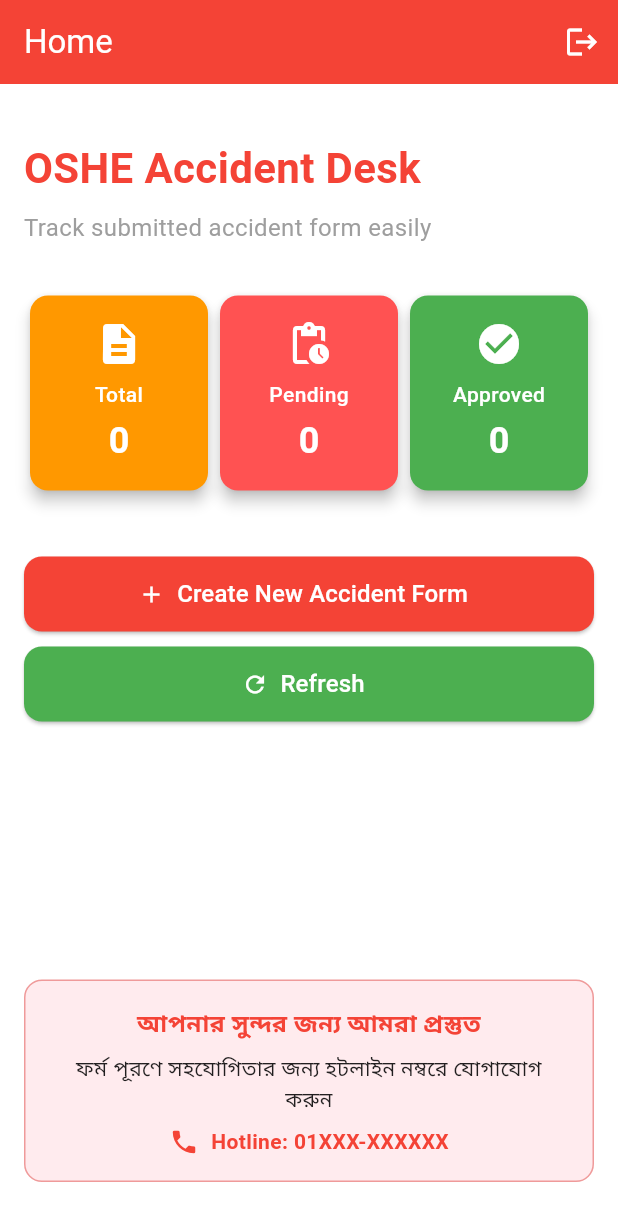
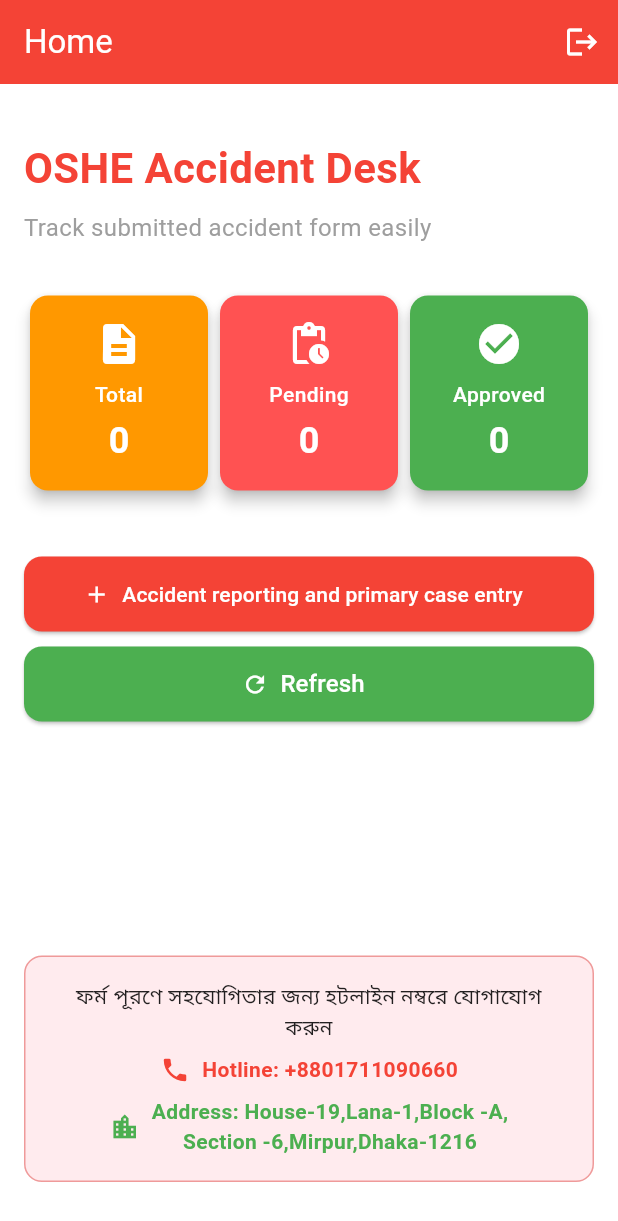
Before and after one commit to SomratSH/from_app, a Flutter app: the HomePage screen opened directly, on a phone screen of 412 x 824 dp. Shown: the top 1221 px of the screen. Run offline on Flutter 3.47's test engine with Material 3 defaults, Android fonts, the phone set to English and light mode, and no system bars; our stand-ins replace file_picker, image_picker, shared_preferences, shimmer; accounts and stored records are empty; network calls fail.

Commit message:
done but need jks

```diff
--- a/lib/presentation/home/from_page_step_two.dart
+++ b/lib/presentation/home/from_page_step_two.dart
@@ -265,13 +265,13 @@ Widget _buildStepIndicator(int step, bool isActive, bool isDone) {
     decoration: BoxDecoration(
       shape: BoxShape.circle,
       color: isActive
-          ? const Color(0xFF1976D2)
+          ? Colors.red
           : isDone
           ? Colors.green
           : Colors.grey[300],
       border: Border.all(
         color: isActive
-            ? const Color(0xFF1976D2)
+            ? Colors.red
             : isDone
             ? Colors.green
             : Colors.grey[400]!,
@@ -296,7 +296,7 @@ Widget _buildStepLine(bool isActive, bool isDone) {
   return Container(
     height: 2,
     color: isActive
-        ? const Color(0xFF1976D2)
+        ? Colors.red
         : isDone
         ? Colors.green
         : Colors.grey[300],
--- a/lib/presentation/home/home_page.dart
+++ b/lib/presentation/home/home_page.dart
@@ -101,8 +101,8 @@ class HomePage extends StatelessWidget {
                 },
                 icon: const Icon(Icons.add, color: Colors.white),
                 label: const Text(
-                  'Create New Accident Form',
-                  style: TextStyle(color: Colors.white, fontSize: 16),
+                  'Accident reporting and primary case entry',
+                  style: TextStyle(color: Colors.white, fontSize: 14),
                 ),
                 style: ElevatedButton.styleFrom(
                   minimumSize: const Size(double.infinity, 50),
@@ -142,16 +142,7 @@ class HomePage extends StatelessWidget {
                 ),
                 child: Column(
                   children: [
-                    const Text(
-                      'আপনার সুন্দর জন্য আমরা প্রস্তুত',
-                      style: TextStyle(
-                        fontSize: 16,
-                        fontWeight: FontWeight.w600,
-                        color: Colors.red,
-                      ),
-                      textAlign: TextAlign.center,
-                    ),
-                    const SizedBox(height: 8),
+
                     const Text(
                       'ফর্ম পূরণে সহযোগিতার জন্য হটলাইন নম্বরে যোগাযোগ করুন',
                       style: TextStyle(
@@ -167,11 +158,28 @@ class HomePage extends StatelessWidget {
                         Icon(Icons.phone, color: Colors.red, size: 20),
                         const SizedBox(width: 8),
                         const Text(
-                          'Hotline: 01XXX-XXXXXX',
+                          'Hotline: +8801711090660',
                           style: TextStyle(
                             fontSize: 14,
                             fontWeight: FontWeight.bold,
                             color: Colors.red,
+                          ),
+                        ),
+                      ],
+                    ),
+                    const SizedBox(height: 8),
+                    Row(
+                      mainAxisAlignment: MainAxisAlignment.center,
+                      children: [
+                        Icon(Icons.location_city, color: Colors.green, size: 20),
+                        const SizedBox(width: 8),
+                        const Text(
+                          'Address: House-19,Lana-1,Block -A,\nSection -6,Mirpur,Dhaka-1216',
+                          textAlign: TextAlign.center,
+                          style: TextStyle(
+                            fontSize: 14,
+                            fontWeight: FontWeight.bold,
+                            color: Colors.green,
                           ),
                         ),
                       ],
--- a/lib/provider/information_provider.dart
+++ b/lib/provider/information_provider.dart
@@ -113,6 +113,7 @@ class InformationProvider extends ChangeNotifier {
     bloodGroup = null;
     selectedDistrict = null;
     notifyListeners();
+
   }
 
   Future<bool> submitData(
@@ -240,7 +241,7 @@ class InformationProvider extends ChangeNotifier {
       fifthistCheck[i] = false;
     }
     afterAccidentFeactire = v;
-    fifthistCheck[index] = false;
+    fifthistCheck[index] = true;
     notifyListeners();
   }
 
```
Also changed, not shown: lib/presentation/home/form_page.dart (+128 -121 lines), 2 other files.
